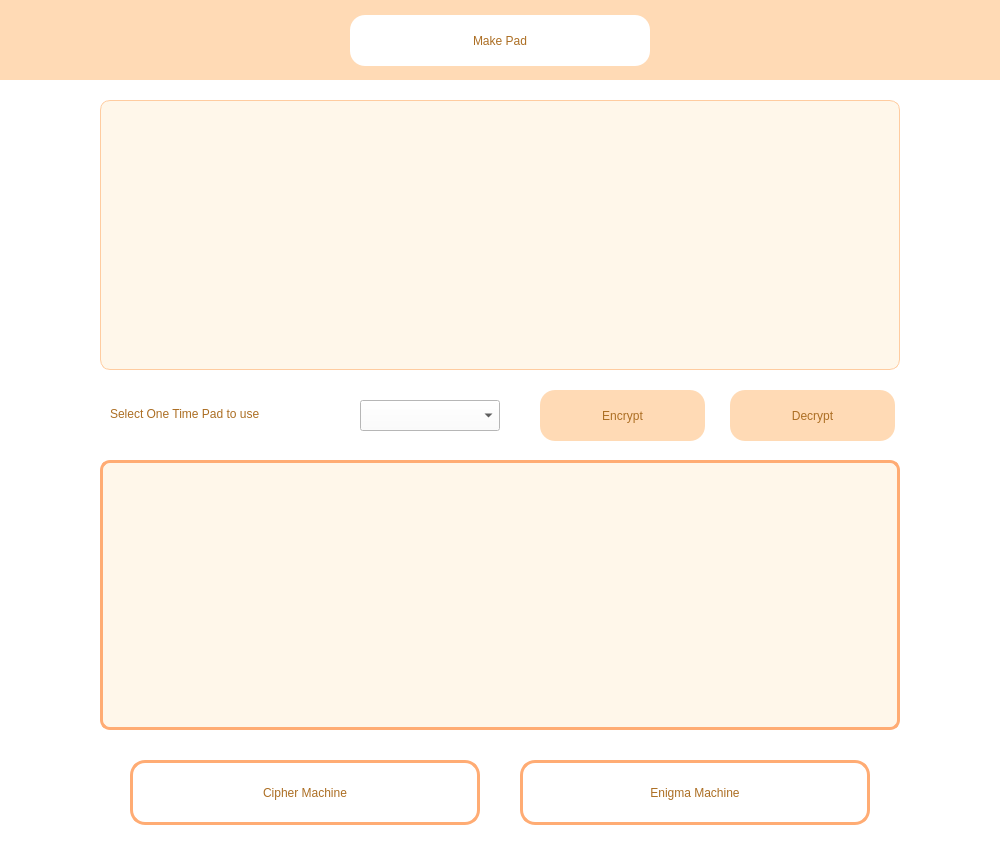
fruttz/tucil1-kriptokoding-18219086-18219008, file ui/otpgui.ui: the form before one commit.
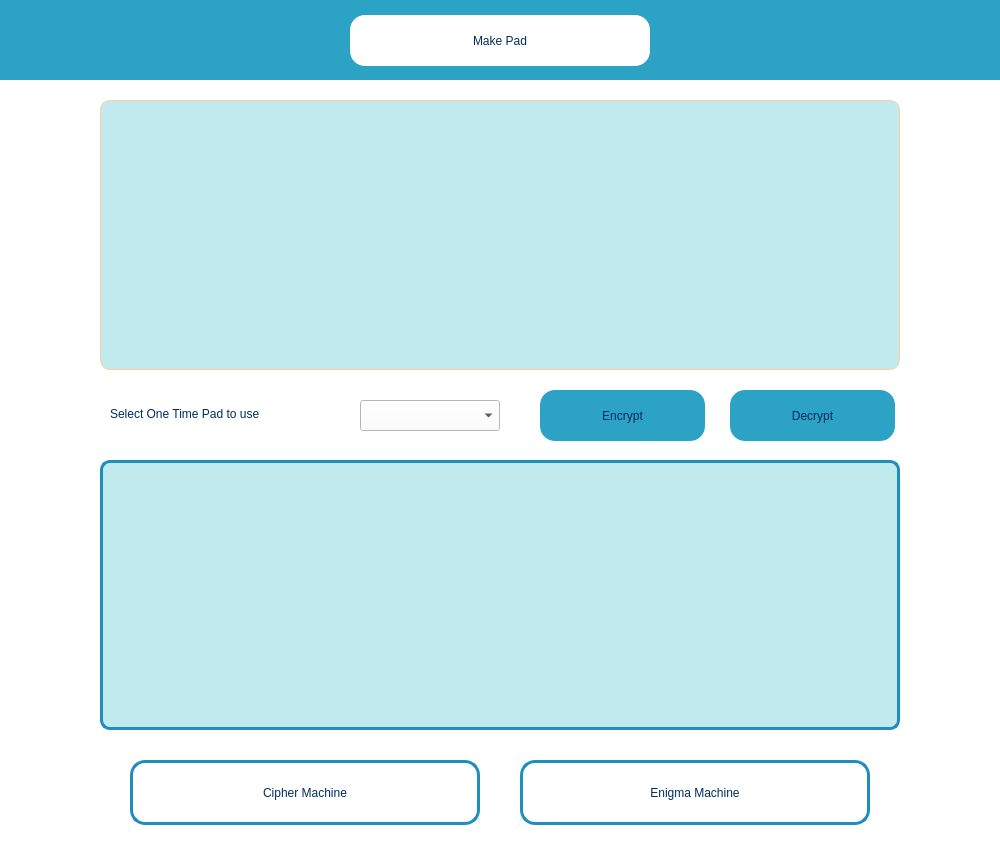
The form after the commit.

```diff
--- a/ui/otpgui.ui
+++ b/ui/otpgui.ui
@@ -36,8 +36,8 @@
 	font: 14pt &quot;MS Shell Dlg 2&quot;;
 	border: 1px solid #ffcca0;
 	border-radius: 10px; 
-	color: #ac6e23;
-	background-color: #fff7ea;
+	color: #012b5e;
+	background-color: #c0eaed;
 	padding: 10px;
 }
 
@@ -58,10 +58,10 @@
    </property>
    <property name="styleSheet">
     <string notr="true">QTextEdit{
-	border: 3px solid #ffac74;
+	border: 3px solid #1f8ebd;
 	border-radius: 10px; 
-	color: #ac6e23;
-	background-color: #fff7ea;
+	color: #012b5e;
+	background-color: #c0eaed;
 	padding: 10px;
 	font: 14pt &quot;MS Shell Dlg 2&quot;;
 }
@@ -86,8 +86,8 @@
 	border: none;
 	border-left 2px solid transparent;
 	border-radius: 15px; 
-	background-color: #ffdab5;
-	color: #ac6e23;
+	background-color: #2ca2c5;
+	color: #012b5e;
 }
 
 QPushButton:hover {
@@ -119,8 +119,8 @@
 	border: none;
 	border-left 2px solid transparent;
 	border-radius: 15px; 
-	background-color: #ffdab5;
-	color: #ac6e23;
+	background-color: #2ca2c5;
+	color: #012b5e;
 }
 
 QPushButton:hover {
@@ -147,7 +147,7 @@
     </rect>
    </property>
    <property name="styleSheet">
-    <string notr="true">color: #ac6e23;
+				<string notr="true">color: #012b5e;
 font: 550 10pt &quot;MS Shell Dlg 2&quot;;</string>
    </property>
    <property name="text">
@@ -184,8 +184,8 @@
 	border-left 2px solid transparent;
 	border-radius: 15px; 
 	background-color: #ffffff;
-	border: 3px solid #ffac74;
-	color: #ac6e23;
+	border: 3px solid #1f8ebd;
+	color: #012b5e;
 }
 
 QPushButton:hover {
@@ -218,8 +218,8 @@
 	border-left 2px solid transparent;
 	border-radius: 15px; 
 	background-color: #ffffff;
-	border: 3px solid #ffac74;
-	color: #ac6e23;
+	border: 3px solid #1f8ebd;
+	color: #012b5e;
 }
 
 QPushButton:hover {
@@ -247,7 +247,7 @@
    </property>
    <property name="styleSheet">
     <string notr="true">QWidget{
-	background-color: #ffdab5;
+	background-color: #2ca2c5;
 }
 </string>
    </property>
@@ -267,7 +267,7 @@
 	border-left 2px solid transparent;
 	border-radius: 15px; 
 	background-color: #ffffff;
-	color: #ac6e23;
+	color: #012b5e;
 }
 
 QPushButton:hover {
```
Left out of the diff: 22 changed lines with no effect on the pictures. Lines whose indentation alone changed are shown as unchanged.
